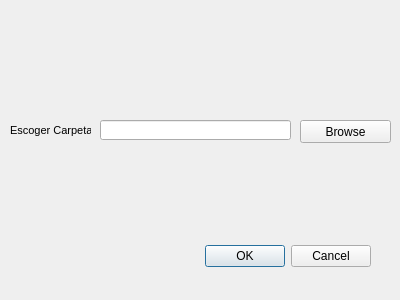
Above: dialog_filesearch.ui from Karly19tarazonac/git-info before the change. Below: the same form after it.
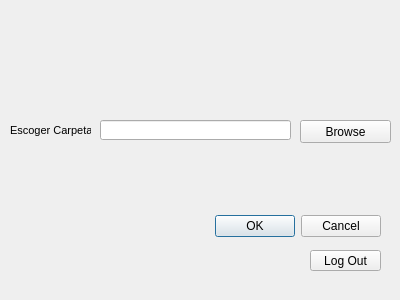
That is the form after the change.

Commit message: agregar boton logout y mensaje error

```diff
--- a/dialog_filesearch.ui
+++ b/dialog_filesearch.ui
@@ -16,8 +16,8 @@
   <widget class="QDialogButtonBox" name="buttonBox">
    <property name="geometry">
     <rect>
-     <x>30</x>
-     <y>240</y>
+     <x>40</x>
+     <y>210</y>
      <width>341</width>
      <height>32</height>
     </rect>
@@ -76,6 +76,19 @@
     <string>Escoger Carpeta:</string>
    </property>
   </widget>
+  <widget class="QPushButton" name="log_out">
+   <property name="geometry">
+    <rect>
+     <x>310</x>
+     <y>250</y>
+     <width>71</width>
+     <height>21</height>
+    </rect>
+   </property>
+   <property name="text">
+    <string>Log Out</string>
+   </property>
+  </widget>
  </widget>
  <resources/>
  <connections>
```
The commit also changes 6 other files.
